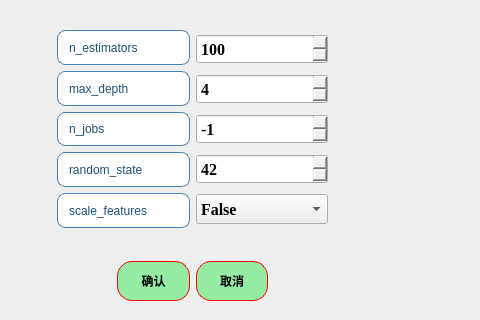
The window that ui/algorithms5_ET_para.ui (azhongege24/predict_first) describes before a commit, drawn with Qt 5; both pictures show x 83 to 563 and y 0 to 320 of the 563 by 427 pixel window.
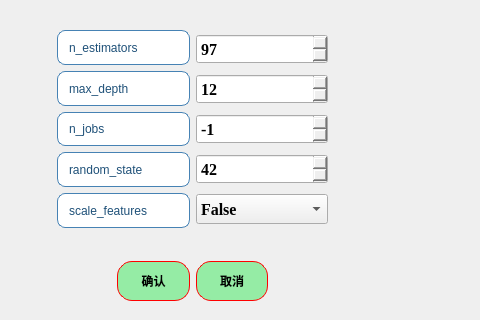
The same window after the commit.

Patch:
```diff
--- a/ui/algorithms5_ET_para.ui
+++ b/ui/algorithms5_ET_para.ui
@@ -198,7 +198,7 @@
           <number>1000</number>
          </property>
          <property name="value">
-          <number>100</number>
+          <number>97</number>
          </property>
         </widget>
        </item>
@@ -227,7 +227,7 @@
 }</string>
          </property>
          <property name="value">
-          <number>4</number>
+          <number>12</number>
          </property>
         </widget>
        </item>
```
